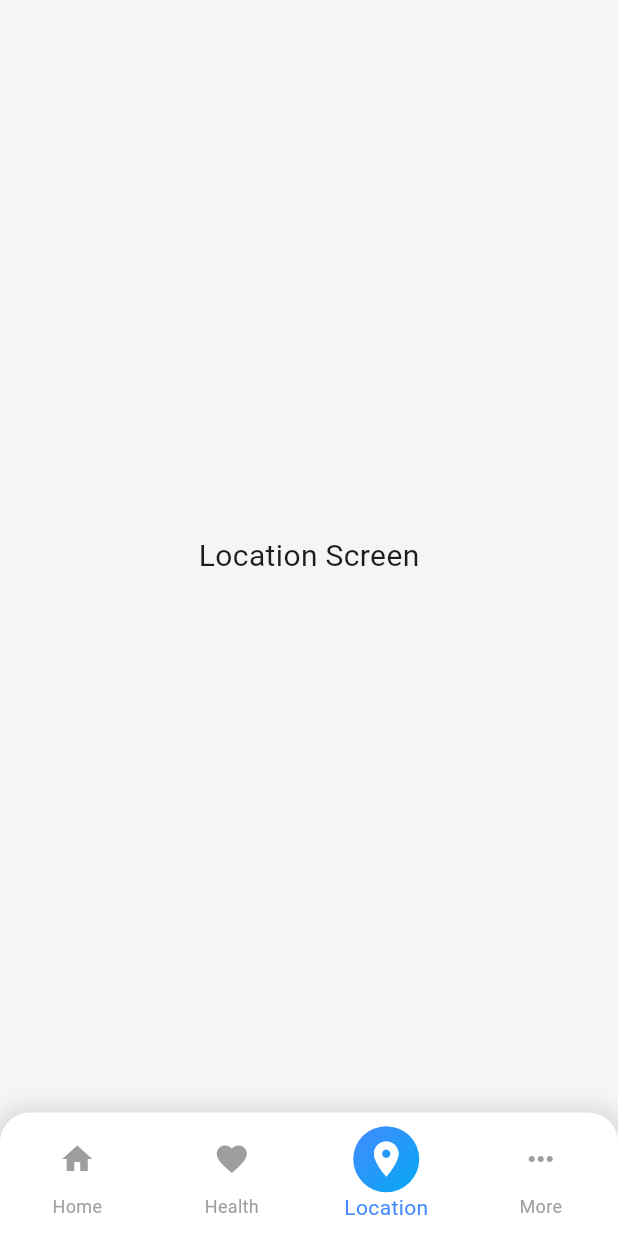
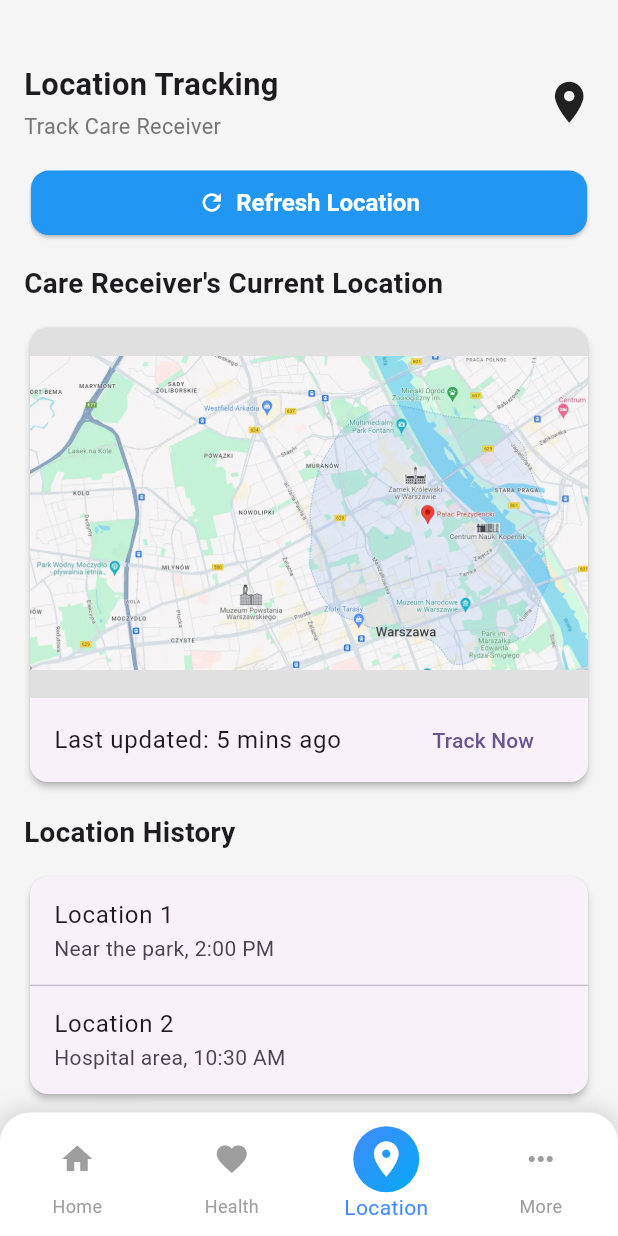
Before and after one commit to kartikkumarofficial/ElderCare, a Flutter app: the screen it shows after launch, item 3 of the bottom bar chosen, on a phone screen of 412 x 824 dp. Run offline on Flutter 3.47's test engine with Material 3 defaults, Android fonts, the phone set to English and light mode, and no system bars.

Commit message:
location tracking screen

```diff
--- a/lib/Screens/Dashboard.dart
+++ b/lib/Screens/Dashboard.dart
@@ -112,7 +112,7 @@ class _DashboardScreenState extends State<DashboardScreen> {
               ),
               const SizedBox(height: 16.0),
 
-              // Today's Medications Section
+
               Row(
                 children: [
                   Text(
--- /dev/null
+++ b/lib/Screens/Location.dart
@@ -0,0 +1,149 @@
+import 'package:flutter/material.dart';
+
+class LocationTrackingScreen extends StatelessWidget {
+  @override
+  Widget build(BuildContext context) {
+    final srcWidth = MediaQuery.of(context).size.width;
+    final srcHeight = MediaQuery.of(context).size.height;
+
+    return Scaffold(
+      backgroundColor: Colors.grey[100],
+      body: SingleChildScrollView(
+        child: Padding(
+          padding: const EdgeInsets.symmetric(horizontal: 16.0),
+          child: Column(
+            crossAxisAlignment: CrossAxisAlignment.start,
+            children: [
+
+              SizedBox(height: srcHeight * 0.05),
+
+              // Welcome Header Row
+              Row(
+                mainAxisAlignment: MainAxisAlignment.spaceBetween,
+                children: [
+                  Column(
+                    crossAxisAlignment: CrossAxisAlignment.start,
+                    children: [
+                      Text(
+                        "Location Tracking",
+                        style: TextStyle(
+                          fontSize: srcWidth * 0.05,
+                          fontWeight: FontWeight.bold,
+                        ),
+                      ),
+                      const SizedBox(height: 4.0),
+                      Text(
+                        "Track Care Receiver",
+                        style: TextStyle(
+                          fontSize: srcWidth * 0.035,
+                          color: Colors.grey[600],
+                        ),
+                      ),
+                    ],
+                  ),
+                  Icon(Icons.location_on, size: srcWidth * 0.08),
+                ],
+              ),
+              SizedBox(height: 16.0),
+
+              // Location Update Section
+              Center(
+                child: SizedBox(
+                  width: srcWidth * 0.9,
+                  child: ElevatedButton.icon(
+                    onPressed: () {
+                    },
+                    icon: Icon(Icons.refresh, color: Colors.white),
+                    label: Text(
+                      "Refresh Location",
+                      style: TextStyle(color: Colors.white),
+                    ),
+                    style: ElevatedButton.styleFrom(
+                      backgroundColor: Colors.blue,
+                      padding: const EdgeInsets.symmetric(vertical: 12.0),
+                      textStyle: TextStyle(fontSize: 16.0, fontWeight: FontWeight.bold),
+                      shape: RoundedRectangleBorder(
+                        borderRadius: BorderRadius.circular(12.0),
+                      ),
+                    ),
+                  ),
+                ),
+              ),
+              const SizedBox(height: 16.0),
+
+              // Map Placeholder Section
+              Text(
+                "Care Receiver's Current Location",
+                style: TextStyle(
+                  fontSize: srcWidth * 0.045,
+                  fontWeight: FontWeight.bold,
+                ),
+              ),
+              const SizedBox(height: 12.0),
+              Card(
+                shape: RoundedRectangleBorder(
+                  borderRadius: BorderRadius.circular(12.0),
+                ),
+                elevation: 2.0,
+                child: Column(
+                  children: [
+                    Container(
+                      height: srcHeight * 0.3,
+                      decoration: BoxDecoration(
+                        borderRadius: BorderRadius.vertical(top: Radius.circular(12.0)),
+                        color: Colors.grey[300], // Placeholder for the map
+                      ),
+                      child: Center(
+                        child: Image.asset('assets/images/map2.png'),
+                      ),
+                    ),
+                    ListTile(
+                      title: Text("Last updated: 5 mins ago"),
+                      trailing: TextButton(
+                        onPressed: () {},
+                        child: Text("Track Now"),
+                      ),
+                    ),
+                  ],
+                ),
+              ),
+              const SizedBox(height: 16.0),
+
+              // Location History Section
+              Text(
+                "Location History",
+                style: TextStyle(
+                  fontSize: srcWidth * 0.045,
+                  fontWeight: FontWeight.bold,
+                ),
+              ),
+              const SizedBox(height: 12.0),
+              Card(
+                shape: RoundedRectangleBorder(
+                  borderRadius: BorderRadius.circular(12.0),
+                ),
+                elevation: 2.0,
+                child: Column(
+                  children: [
+                    locationHistoryTile("Location 1", "Near the park, 2:00 PM"),
+                    Divider(height: 1.0),
+                    locationHistoryTile("Location 2", "Hospital area, 10:30 AM"),
+                  ],
+                ),
+              ),
+              const SizedBox(height: 32.0),
+            ],
+          ),
+        ),
+      ),
+    );
+  }
+
+  // Location History Tile
+  Widget locationHistoryTile(String title, String details) {
+    return ListTile(
+      title: Text(title),
+      subtitle: Text(details),
+    );
+  }
+}
--- a/lib/widgets/BottomNavBar.dart
+++ b/lib/widgets/BottomNavBar.dart
@@ -1,4 +1,5 @@
 import 'package:eldercare/Screens/Dashboard.dart';
+import 'package:eldercare/Screens/Location.dart';
 import 'package:flutter/material.dart';
 
 class BottomNavBar extends StatefulWidget {
@@ -11,7 +12,7 @@ class _BottomNavBarState extends State<BottomNavBar> {
   final List<Widget> _screens = [
     DashboardScreen(),
     Center(child: Text('Health Screen', style: TextStyle(fontSize: 20))),
-    Center(child: Text('Location Screen', style: TextStyle(fontSize: 20))),
+    LocationTrackingScreen(),
     Center(child: Text('More Options Screen', style: TextStyle(fontSize: 20))),
   ];
 
```
Also changed, not shown: assets/images/map2.png (added).
